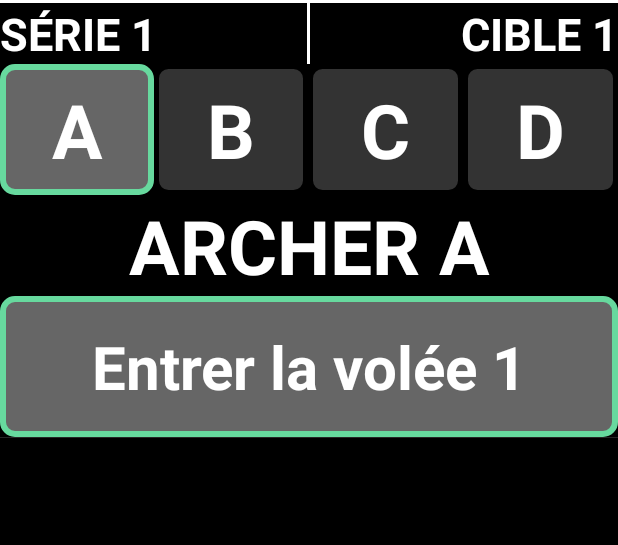
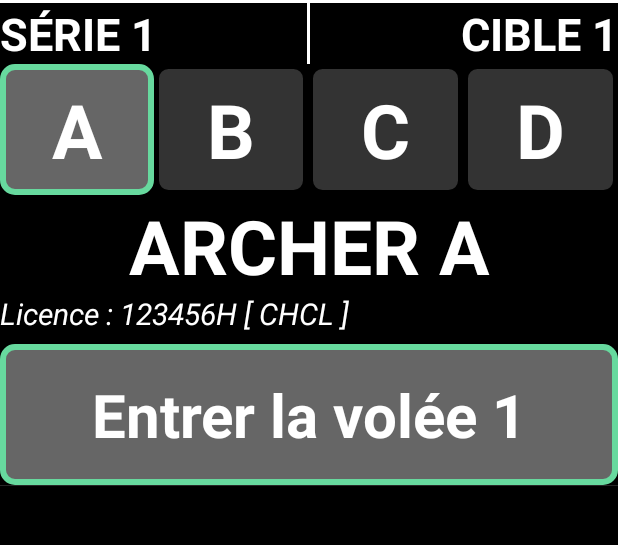
Before and after one commit to TRAPTAProject/trapta-app, an Android app: the screen it shows after launch (MainActivity), on a phone screen of 412 x 824 dp, the part 72-617 px from its top. Run offline under Robolectric (Android 15) with nearby library versions, the phone set to English and light mode, and no system bars.

Commit message:
Ajout des infos de l'archer(numéro de licence + catégorie)

```diff
--- a/app/src/main/java/com/traps/trapta/MainActivity.java
+++ b/app/src/main/java/com/traps/trapta/MainActivity.java
@@ -61,6 +61,7 @@ public class  MainActivity extends Activity implements OnItemClickListener, Watc
 	private int currentHeat = 0;
 	private VolleyListAdapter listAdapter;
 	private TextView archerNameView;
+	private TextView archerInfoView;
 	private TextView runView;
 	private TextView targetView;
 	private TextView scoreMatchText;
@@ -190,6 +191,7 @@ public class  MainActivity extends Activity implements OnItemClickListener, Watc
         broadcastImage.setVisibility(View.INVISIBLE);
 
         archerNameView = findViewById(R.id.textName);
+		archerInfoView = findViewById(R.id.infoArcher);
 		targetView = findViewById(R.id.textTarget);
 		runView = findViewById(R.id.textRun);
 		runView.setBackgroundColor(Color.GRAY);
@@ -321,6 +323,7 @@ public class  MainActivity extends Activity implements OnItemClickListener, Watc
 
 		if (StaticParam.colorInverted) {
 			archerNameView.setTextColor(Color.BLACK);
+			archerInfoView.setTextColor(Color.BLACK);
 			LinearLayout layout = (LinearLayout)findViewById(R.id.LinearLayout1);
 			layout.setBackgroundColor(Color.WHITE);
 			scoreMatchText.setTextColor(Color.BLACK);
@@ -338,6 +341,7 @@ public class  MainActivity extends Activity implements OnItemClickListener, Watc
 		}
 		else {
 			archerNameView.setTextColor(Color.WHITE);
+			archerInfoView.setTextColor(Color.WHITE);
 			LinearLayout layout = (LinearLayout)findViewById(R.id.LinearLayout1);
 			layout.setBackgroundColor(Color.BLACK);
 			scoreMatchText.setTextColor(Color.WHITE);
@@ -414,6 +418,7 @@ public class  MainActivity extends Activity implements OnItemClickListener, Watc
 		List<Volley> volleyList = archer.getHeatList().get(currentHeat).getVolleyList();
 
 		archerNameView.setText(archer.getName());
+		archerInfoView.setText("Licence : " + archer.getLicense() + " [ " + archer.getCategory() + " ]");
 		listAdapter.updateArcher(archer, currentHeat);
 
 		int buttonIndex = archer.getLetter()-'A';
@@ -1341,7 +1346,7 @@ public class  MainActivity extends Activity implements OnItemClickListener, Watc
 					}
 					listView.getLocationInWindow(coord);
 					int targetX = coord[0];
-					int targetY = coord[1]+archerNameView.getHeight();
+					int targetY = coord[1]+archerInfoView.getHeight();
 
 					handImage.setVisibility(View.VISIBLE);
 					handLayout.leftMargin = targetX;
--- a/app/src/main/res/layout/activity_main.xml
+++ b/app/src/main/res/layout/activity_main.xml
@@ -175,17 +175,30 @@
     <com.traps.trapta.AutofitTextView
         android:id="@+id/textName"
         android:layout_width="fill_parent"
-        android:layout_height="wrap_content"
+        android:layout_height="59dp"
+        android:ellipsize="end"
         android:gravity="center"
-        android:ellipsize="end"
+        android:maxLines="1"
         android:singleLine="true"
-        android:maxLines="1"
         android:text="Hitchcock, Alfred"
         android:textAppearance="?android:attr/textAppearanceLarge"
         android:textColor="#FFFFFF"
-         android:textSize="50sp"
-            android:textStyle="bold"
-         />
+        android:textSize="50sp"
+        android:textStyle="bold" />
+
+    <com.traps.trapta.AutofitTextView
+        android:id="@+id/infoArcher"
+        android:layout_width="fill_parent"
+        android:layout_height="40dp"
+        android:ellipsize="end"
+        android:gravity="center_vertical"
+        android:maxLines="1"
+        android:singleLine="true"
+        android:text="CHSL"
+        android:textAppearance="?android:attr/textAppearanceLarge"
+        android:textColor="#FFFFFF"
+        android:textSize="20sp"
+        android:textStyle="italic" />
 
     <ListView
         android:id="@+id/listView"
```
